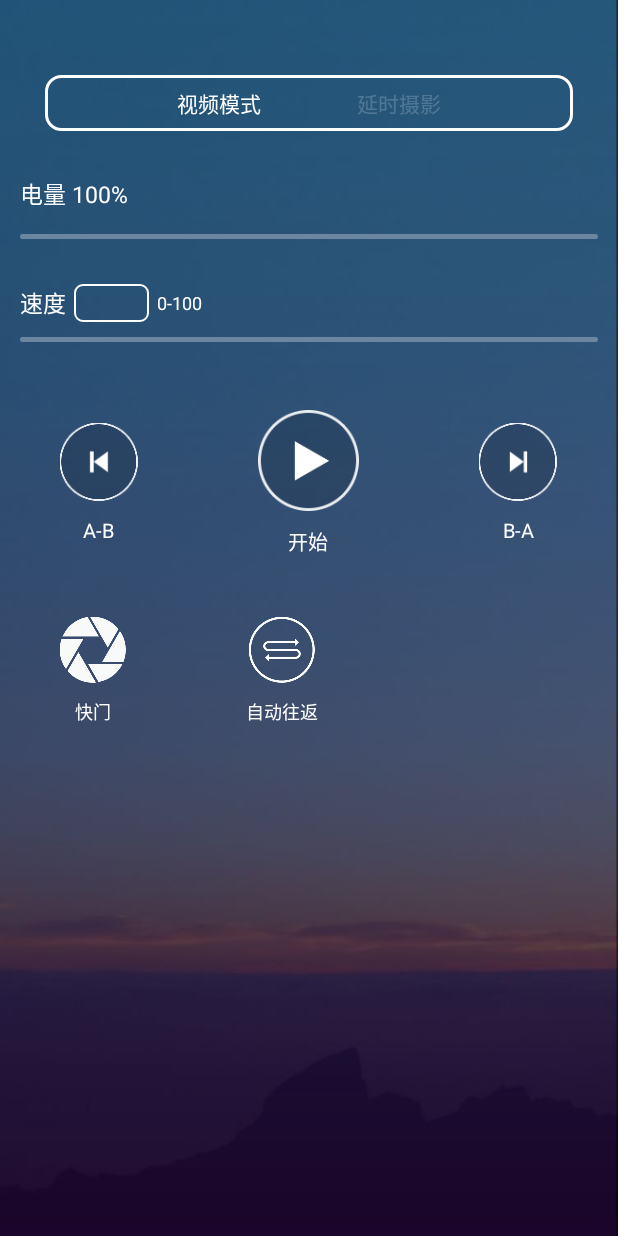
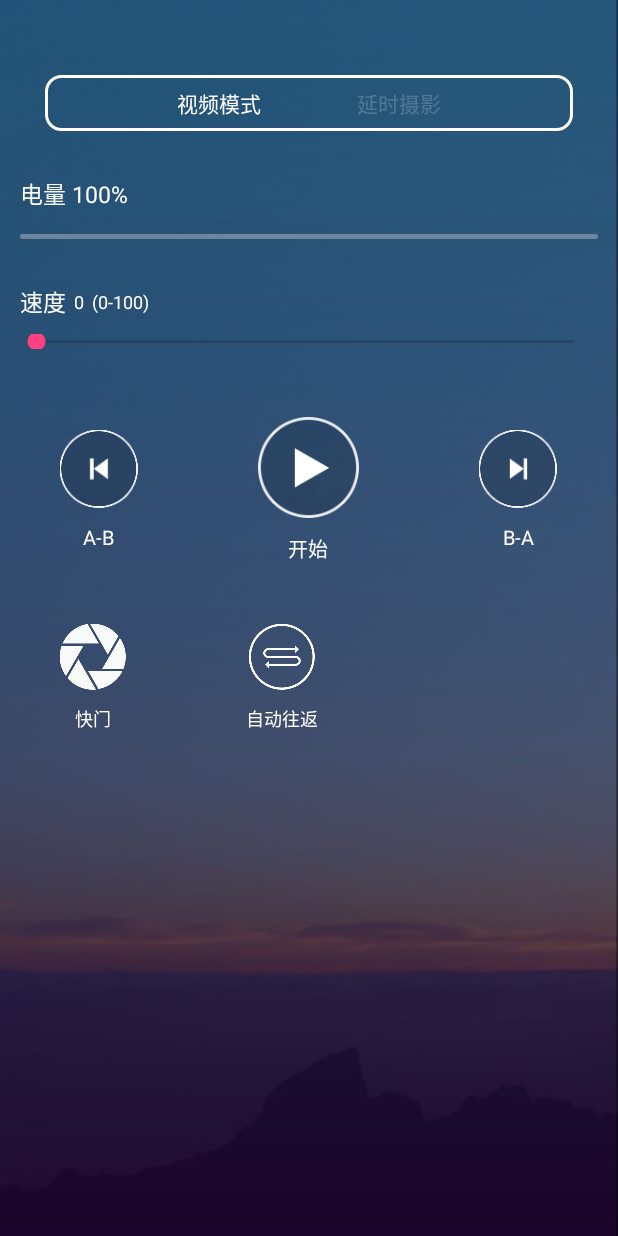
Before and after one commit to zhou3299136/bluetooth, an Android app: the layout frag_video.xml on its own in the app's theme, with its tools: preview values and no code run, on a phone screen of 412 x 824 dp. Run offline under Robolectric (Android 15) with nearby library versions, the light colour scheme and no system bars.

Commit message:
BUG修改代码提交

```diff
--- a/app/src/main/java/control/camera/com/comcameracontrol/activity/SplashActivity.java
+++ b/app/src/main/java/control/camera/com/comcameracontrol/activity/SplashActivity.java
@@ -76,7 +76,9 @@ public class SplashActivity extends AppCompatActivity implements App.SockeMsg {
         connecting_device.setOnClickListener(new View.OnClickListener() {
             @Override
             public void onClick(View view) {
-                onConnectButtonClicked();
+                startActivity(new Intent(SplashActivity.this,DotLocationActivity.class));
+                finish();
+//                onConnectButtonClicked();
             }
         });
     }
--- a/app/src/main/java/control/camera/com/comcameracontrol/frag/HomeDelayActivity.java
+++ b/app/src/main/java/control/camera/com/comcameracontrol/frag/HomeDelayActivity.java
@@ -90,7 +90,7 @@ public class HomeDelayActivity extends AppCompatActivity implements View.OnClick
         App.getApp().setMonMesgIstener(this);
         initView();
         initData();
-        App.getApp().onSendButtonClicked(ContextUtil.MSP);
+//        App.getApp().onSendButtonClicked(ContextUtil.MSP);
     }
 
 
--- a/app/src/main/res/layout/frag_video.xml
+++ b/app/src/main/res/layout/frag_video.xml
@@ -71,36 +71,34 @@
             android:textColor="@color/white"
             android:textSize="15sp" />
 
-        <EditText
+        <TextView
             android:id="@+id/video_speed"
-            android:layout_width="50dp"
-            android:layout_height="25dp"
+            android:layout_width="wrap_content"
+            android:layout_height="wrap_content"
             android:textColor="@color/white"
             android:layout_marginLeft="5dp"
-            android:inputType="number"
-            android:maxLength="3"
-            android:background="@drawable/shape_edit_bg"
+            android:text="0"
             android:textSize="12sp" />
 
         <TextView
             android:layout_width="wrap_content"
             android:layout_height="wrap_content"
-            android:text="0-100"
+            android:text="(0-100)"
             android:layout_marginLeft="5dp"
             android:textColor="@color/white"
             android:textSize="12sp" />
 
     </LinearLayout>
 
-    <ProgressBar
-        android:id="@+id/frag_video_quantity_speed"
-        style="@style/Widget.AppCompat.ProgressBar.Horizontal"
+    <SeekBar
+        android:id="@+id/frag_video_quantity_seek"
         android:layout_width="match_parent"
-        android:layout_height="3dp"
-        android:layout_marginLeft="13dp"
+        android:layout_height="10dp"
+        android:layout_marginLeft="8dp"
         android:layout_marginRight="13dp"
         android:layout_marginTop="10dp"
-        android:progressDrawable="@drawable/progress_bar_layer_list" />
+        />
+
 
     <LinearLayout
         android:layout_width="match_parent"
```
Also changed, not shown: app/src/main/java/control/camera/com/comcameracontrol/activity/DotLocationActivity.java (+4 -5 lines), app/src/main/java/control/camera/com/comcameracontrol/frag/HomeVideoActivity.java (+74 -46 lines), app/src/main/res/layout/frag_delay.xml (+35 -29 lines).
